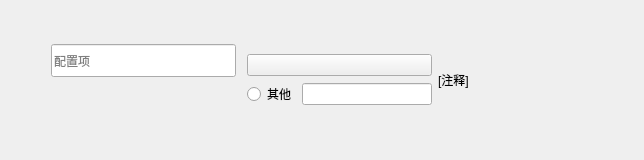
Above: QtUI/singleExtEnumPropertiesWidget.ui from MCSLTeam/Server_Properties_Editor before the change. Below: the same form after it.
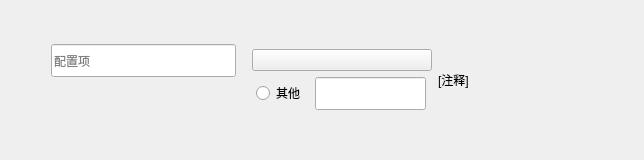
That is the form after the change. Custom widgets are drawn as their Qt base class.

Commit message: F | 修正布局问题

The edit to the form file:
```diff
--- a/QtUI/singleExtEnumPropertiesWidget.ui
+++ b/QtUI/singleExtEnumPropertiesWidget.ui
@@ -156,9 +156,15 @@
      </item>
      <item>
       <widget class="ComboBox" name="extEnumComboxBox">
+       <property name="sizePolicy">
+        <sizepolicy hsizetype="Fixed" vsizetype="Fixed">
+         <horstretch>0</horstretch>
+         <verstretch>0</verstretch>
+        </sizepolicy>
+       </property>
        <property name="minimumSize">
         <size>
-         <width>185</width>
+         <width>180</width>
          <height>0</height>
         </size>
        </property>
@@ -168,13 +174,38 @@
       <layout class="QHBoxLayout" name="horizontalLayout">
        <item>
         <widget class="RadioButton" name="extEnumToggler">
+         <property name="sizePolicy">
+          <sizepolicy hsizetype="Fixed" vsizetype="Fixed">
+           <horstretch>0</horstretch>
+           <verstretch>0</verstretch>
+          </sizepolicy>
+         </property>
          <property name="text">
           <string>其他</string>
          </property>
         </widget>
        </item>
        <item>
-        <widget class="LineEdit" name="extEnumValue"/>
+        <widget class="LineEdit" name="extEnumValue">
+         <property name="sizePolicy">
+          <sizepolicy hsizetype="Fixed" vsizetype="Fixed">
+           <horstretch>0</horstretch>
+           <verstretch>0</verstretch>
+          </sizepolicy>
+         </property>
+         <property name="minimumSize">
+          <size>
+           <width>111</width>
+           <height>33</height>
+          </size>
+         </property>
+         <property name="maximumSize">
+          <size>
+           <width>111</width>
+           <height>33</height>
+          </size>
+         </property>
+        </widget>
        </item>
       </layout>
      </item>
```
The commit also changes 1 other file.
